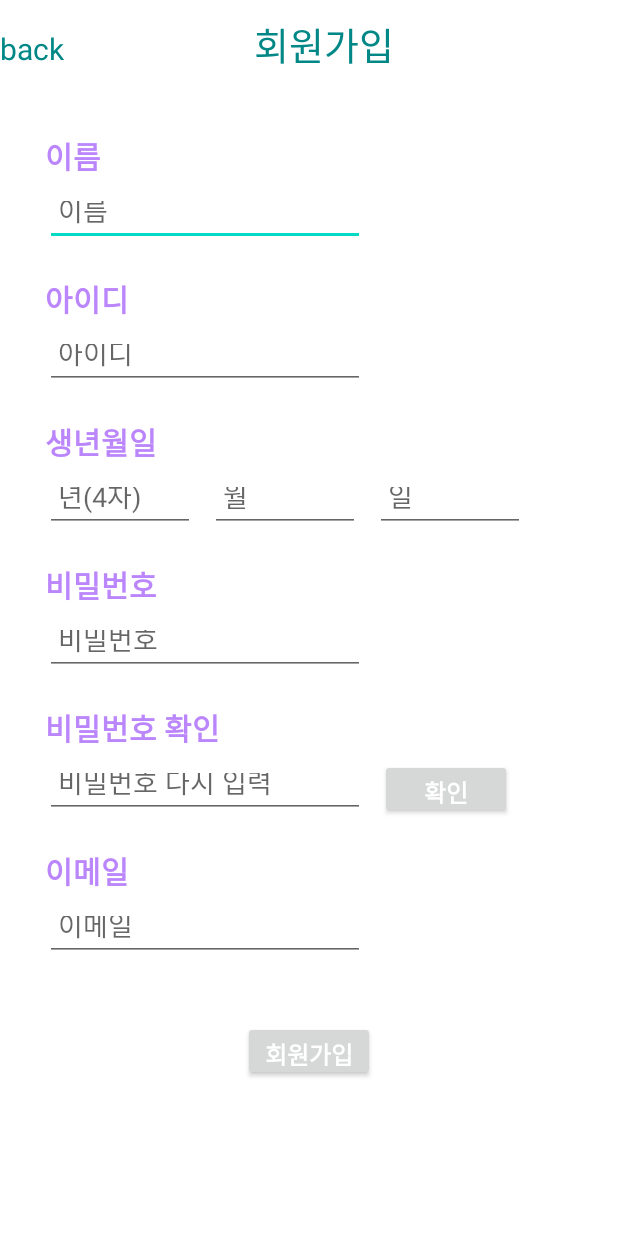
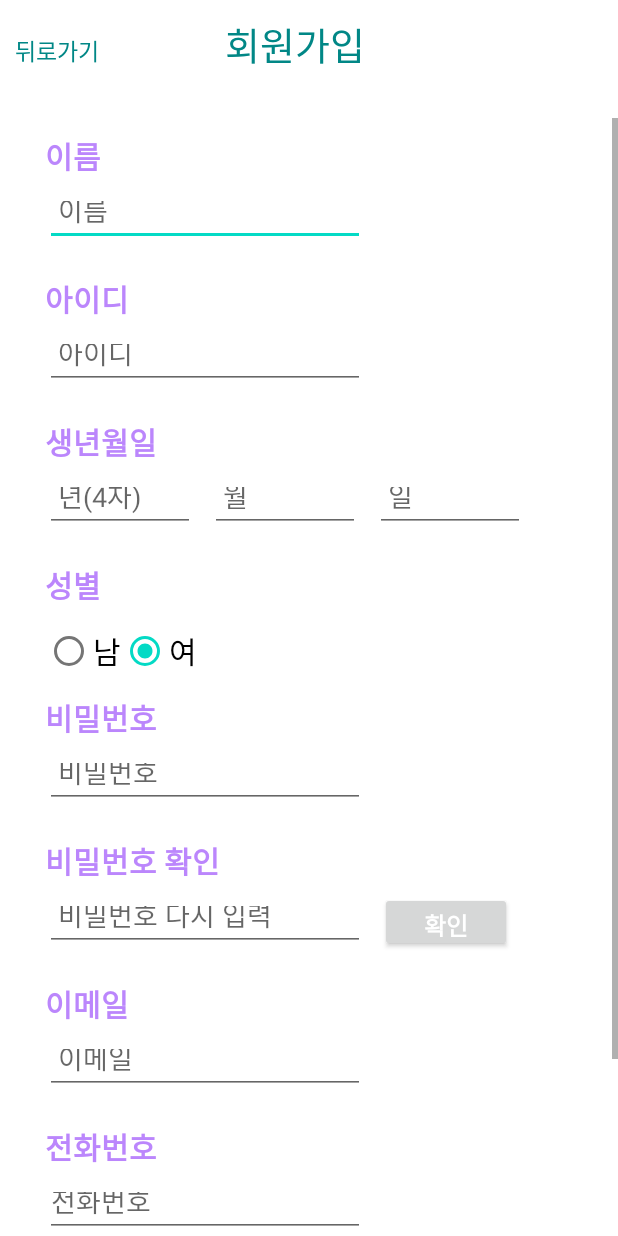
Before and after one commit to leejieun2020111646/GURU2-ANDROID31, an Android app: the layout activity_register1.xml on its own in the app's theme, with its tools: preview values and no code run, on a phone screen of 412 x 824 dp. Run offline under Robolectric (Android 15) with nearby library versions, the light colour scheme and no system bars.

Commit message:
회원가입 기능 xml 추가

```diff
--- /dev/null
+++ b/app/src/main/java/com/example/guruexample/Login.java
@@ -0,0 +1,4 @@
+package com.example.guruexample;
+
+public class Login {
+}
--- /dev/null
+++ b/app/src/main/java/com/example/guruexample/Register.java
@@ -0,0 +1,4 @@
+package com.example.guruexample;
+
+public class Register {
+}
--- a/app/src/main/res/layout/activity_login.xml
+++ b/app/src/main/res/layout/activity_login.xml
@@ -4,7 +4,7 @@
     xmlns:tools="http://schemas.android.com/tools"
     android:layout_width="match_parent"
     android:layout_height="match_parent"
-    tools:context=".MainActivity"
+    tools:context=".Login"
     android:background="#ffffff" >
     <!--MainActivity 연결-->
 
--- a/app/src/main/res/layout/activity_register1.xml
+++ b/app/src/main/res/layout/activity_register1.xml
@@ -4,7 +4,7 @@
     xmlns:tools="http://schemas.android.com/tools"
     android:layout_width="match_parent"
     android:layout_height="match_parent"
-    tools:context=".MainActivity2">
+    tools:context=".Register">
 
     <LinearLayout
         android:layout_width="match_parent"
@@ -21,10 +21,11 @@
                 android:id="@+id/back"
                 android:layout_width="wrap_content"
                 android:layout_height="wrap_content"
-                android:layout_weight="1.7"
-                android:text="back"
+                android:layout_weight="1"
+                android:layout_marginLeft="10dp"
+                android:text="뒤로가기"
                 android:textColor="@color/teal_700"
-                android:textSize="20dp" />
+                android:textSize="15dp" />
 
             <TextView
                 android:id="@+id/signup"
@@ -89,6 +90,7 @@
                     android:inputType="textPersonName"
                     android:text="" />
 
+                <!--생년월일-->
                 <TextView
                     android:id="@+id/signBirthtext"
                     android:layout_width="match_parent"
@@ -136,6 +138,47 @@
                         android:text="" />
                 </LinearLayout>
 
+                <!--성별-->
+                <TextView
+                    android:id="@+id/signGendertext"
+                    android:layout_width="match_parent"
+                    android:layout_height="wrap_content"
+                    android:layout_marginBottom="5dp"
+                    android:text="성별"
+                    android:textColor="@color/purple_200"
+                    android:textSize="20dp"
+                    android:textStyle="bold" />
+
+                <LinearLayout
+                    android:layout_width="match_parent"
+                    android:layout_height="match_parent"
+                    android:orientation="horizontal">
+                    <RadioGroup
+                        android:id="@+id/radiogroup_gender"
+                        android:layout_width="match_parent"
+                        android:layout_height="wrap_content"
+                        android:orientation="horizontal">
+                        <RadioButton
+                            android:id="@+id/radio_male"
+                            android:layout_width="wrap_content"
+                            android:layout_height="wrap_content"
+                            android:layout_marginBottom="5dp"
+                            android:text="남"
+                            android:textSize="20dp">
+                        </RadioButton>
+                        <RadioButton
+                            android:id="@+id/radio_female"
+                            android:layout_width="wrap_content"
+                            android:layout_height="wrap_content"
+                            android:layout_marginBottom="5dp"
+                            android:text="여"
+                            android:textSize="20dp"
+                            android:checked="true">
+                        </RadioButton>
+                    </RadioGroup>
+                </LinearLayout>
+
+                <!--비밀번호-->
                 <TextView
                     android:id="@+id/signPWtext"
                     android:layout_width="match_parent"
@@ -145,8 +188,6 @@
                     android:textColor="@color/purple_200"
                     android:textSize="20dp"
                     android:textStyle="bold" />
-
-
                 <EditText
                     android:id="@+id/signPW"
                     android:layout_width="wrap_content"
@@ -157,6 +198,7 @@
                     android:inputType="textPassword"
                     android:text="" />
 
+                <!--비밀번호 확인-->
                 <TextView
                     android:id="@+id/signPW2text"
                     android:layout_width="match_parent"
@@ -166,12 +208,10 @@
                     android:textColor="@color/purple_200"
                     android:textSize="20dp"
                     android:textStyle="bold" />
-
                 <LinearLayout
                     android:layout_width="match_parent"
                     android:layout_height="wrap_content"
                     android:orientation="horizontal">
-
                     <EditText
                         android:id="@+id/signPW2"
                         android:layout_width="wrap_content"
@@ -181,7 +221,6 @@
                         android:hint=" 비밀번호 다시 입력"
                         android:inputType="textPassword"
                         android:text="" />
-
                     <androidx.appcompat.widget.AppCompatButton
                         android:id="@+id/pwcheckbutton"
                         android:layout_width="wrap_content"
@@ -193,6 +232,7 @@
                         android:textStyle="bold" />
                 </LinearLayout>
 
+                <!--이메일-->
                 <TextView
                     android:id="@+id/signmailtext"
                     android:layout_width="match_parent"
@@ -202,7 +242,6 @@
                     android:textColor="@color/purple_200"
                     android:textSize="20dp"
                     android:textStyle="bold" />
-
                 <EditText
                     android:id="@+id/signmail"
                     android:layout_width="wrap_content"
@@ -213,6 +252,45 @@
                     android:inputType="textPersonName"
                     android:text="" />
 
+                <!--전화번호-->
+                <TextView
+                    android:id="@+id/signphonetext"
+                    android:layout_width="match_parent"
+                    android:layout_height="wrap_content"
+                    android:layout_marginBottom="5dp"
+                    android:text="전화번호"
+                    android:textColor="@color/purple_200"
+                    android:textSize="20dp"
+                    android:textStyle="bold" />
+                <EditText
+                    android:id="@+id/signphone"
+                    android:layout_width="wrap_content"
+                    android:layout_height="40dp"
+                    android:layout_marginBottom="20dp"
+                    android:ems="10"
+                    android:hint="전화번호"
+                    android:inputType="textPersonName"
+                    android:text="" />
+
+                <!--관심지역-->
+                <TextView
+                    android:id="@+id/signlocaltext"
+                    android:layout_width="match_parent"
+                    android:layout_height="wrap_content"
+                    android:layout_marginBottom="5dp"
+                    android:text="관심지역"
+                    android:textColor="@color/purple_200"
+                    android:textSize="20dp"
+                    android:textStyle="bold" />
+                <Spinner
+                    android:id="@+id/signlocal"
+                    android:layout_width="match_parent"
+                    android:layout_height="wrap_content"
+
+                    />
+
+
+                <!--회원가입 버튼-->
                 <androidx.appcompat.widget.AppCompatButton
                     android:id="@+id/signupbutton"
                     android:layout_width="wrap_content"
```
